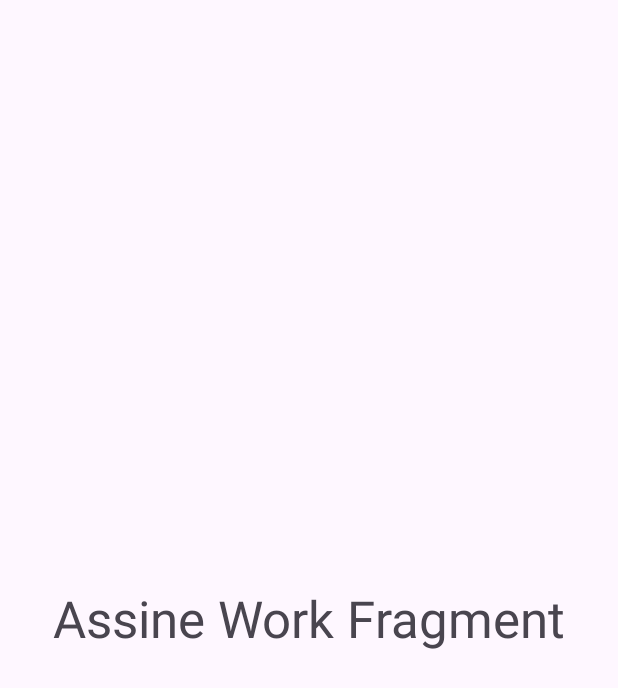
After one commit to abhisheksuman413/Ab-Work-Manager, an Android app: the AssignWorkFragment screen opened through its navigation route, on a phone screen of 412 x 824 dp. The commit adds this screen. Shown: the top 688 px of the screen. Run offline under Robolectric (Android 15) with nearby library versions, the phone set to English and light mode, and no system bars.

Commit message:
Backend Login Page and Design Fragment

```diff
--- a/app/build.gradle.kts
+++ b/app/build.gradle.kts
@@ -46,6 +46,8 @@ dependencies {
     implementation(libs.material)
     implementation(libs.androidx.activity)
     implementation(libs.androidx.constraintlayout)
+    implementation(libs.androidx.navigation.fragment.ktx)
+    implementation(libs.androidx.navigation.ui.ktx)
     testImplementation(libs.junit)
     androidTestImplementation(libs.androidx.junit)
     androidTestImplementation(libs.androidx.espresso.core)
--- a/app/src/main/AndroidManifest.xml
+++ b/app/src/main/AndroidManifest.xml
@@ -12,6 +12,9 @@
         android:supportsRtl="true"
         android:theme="@style/Theme.AbWorkManager"
         tools:targetApi="31">
+        <activity
+            android:name=".EmployeeActivity"
+            android:exported="false" />
         <activity
             android:name=".auth.SignInActivity"
             android:exported="false" />
@@ -28,7 +31,7 @@
             </intent-filter>
         </activity>
         <activity
-            android:name=".MainActivity"
+            android:name=".BossActivity"
             android:exported="true" />
     </application>
 
--- /dev/null
+++ b/app/src/main/java/com/fps69/abworkmanager/BossActivity.kt
@@ -0,0 +1,13 @@
+package com.fps69.abworkmanager
+
+import android.os.Bundle
+import androidx.appcompat.app.AppCompatActivity
+
+class BossActivity : AppCompatActivity() {
+    override fun onCreate(savedInstanceState: Bundle?) {
+        super.onCreate(savedInstanceState)
+
+        setContentView(R.layout.activity_boss)
+
+    }
+}
--- a/app/src/main/java/com/fps69/abworkmanager/MainActivity.kt
+++ b/app/src/main/java/com/fps69/abworkmanager/EmployeeActivity.kt
@@ -6,11 +6,11 @@ import androidx.appcompat.app.AppCompatActivity
 import androidx.core.view.ViewCompat
 import androidx.core.view.WindowInsetsCompat
 
-class MainActivity : AppCompatActivity() {
+class EmployeeActivity : AppCompatActivity() {
     override fun onCreate(savedInstanceState: Bundle?) {
         super.onCreate(savedInstanceState)
         enableEdgeToEdge()
-        setContentView(R.layout.activity_main)
+        setContentView(R.layout.activity_employee)
         ViewCompat.setOnApplyWindowInsetsListener(findViewById(R.id.main)) { v, insets ->
             val systemBars = insets.getInsets(WindowInsetsCompat.Type.systemBars())
             v.setPadding(systemBars.left, systemBars.top, systemBars.right, systemBars.bottom)
--- /dev/null
+++ b/app/src/main/java/com/fps69/abworkmanager/Fragments/AssignWorkFragment.kt
@@ -0,0 +1,29 @@
+package com.fps69.abworkmanager.Fragments
+
+import android.os.Bundle
+import androidx.fragment.app.Fragment
+import android.view.LayoutInflater
+import android.view.View
+import android.view.ViewGroup
+import com.fps69.abworkmanager.R
+
+
+class AssignWorkFragment : Fragment() {
+    // TODO: Rename and change types of parameters
+
+
+    override fun onCreate(savedInstanceState: Bundle?) {
+        super.onCreate(savedInstanceState)
+
+    }
+
+    override fun onCreateView(
+        inflater: LayoutInflater, container: ViewGroup?,
+        savedInstanceState: Bundle?
+    ): View? {
+        // Inflate the layout for this fragment
+        return inflater.inflate(R.layout.fragment_assign_work, container, false)
+    }
+
+
+}
--- /dev/null
+++ b/app/src/main/java/com/fps69/abworkmanager/Fragments/EmployeesFragment.kt
@@ -0,0 +1,37 @@
+package com.fps69.abworkmanager.Fragments
+
+import android.os.Bundle
+import androidx.fragment.app.Fragment
+import android.view.LayoutInflater
+import android.view.View
+import android.view.ViewGroup
+import androidx.navigation.fragment.findNavController
+import com.fps69.abworkmanager.R
+import com.fps69.abworkmanager.databinding.FragmentEmployeesBinding
+
+
+class EmployeesFragment : Fragment() {
+
+    private lateinit var binding: FragmentEmployeesBinding
+
+    override fun onCreate(savedInstanceState: Bundle?) {
+        super.onCreate(savedInstanceState)
+
+    }
+
+    override fun onCreateView(
+        inflater: LayoutInflater, container: ViewGroup?,
+        savedInstanceState: Bundle?
+    ): View? {
+        // Inflate the layout for this fragment
+        binding= FragmentEmployeesBinding.inflate(layoutInflater)
+
+
+         binding.tv1.setOnClickListener {
+             findNavController().navigate(R.id.action_employeesFragment_to_worksFragment)
+         }
+        return binding.root
+    }
+
+
+}
--- a/app/src/main/java/com/fps69/abworkmanager/auth/SignUpActivity.kt
+++ b/app/src/main/java/com/fps69/abworkmanager/auth/SignUpActivity.kt
@@ -49,6 +49,7 @@ class SignUpActivity : AppCompatActivity() {
             }
             tvSignIn.setOnClickListener {
                 startActivity(Intent(this@SignUpActivity,SignInActivity::class.java))
+                finish()
             }
         }
 
--- a/app/src/main/java/com/fps69/abworkmanager/auth/SplashScreenActivity.kt
+++ b/app/src/main/java/com/fps69/abworkmanager/auth/SplashScreenActivity.kt
@@ -4,11 +4,7 @@ import android.content.Intent
 import android.os.Bundle
 import android.os.Handler
 import android.os.Looper
-import androidx.activity.enableEdgeToEdge
 import androidx.appcompat.app.AppCompatActivity
-import androidx.core.view.ViewCompat
-import androidx.core.view.WindowInsetsCompat
-import com.fps69.abworkmanager.MainActivity
 import com.fps69.abworkmanager.R
 
 class SplashScreenActivity : AppCompatActivity() {
--- a/app/src/main/res/layout/activity_main.xml
+++ b/app/src/main/res/layout/activity_boss.xml
@@ -5,15 +5,18 @@
     android:id="@+id/main"
     android:layout_width="match_parent"
     android:layout_height="match_parent"
-    tools:context=".MainActivity">
+    tools:context=".BossActivity">
 
-    <TextView
-        android:layout_width="wrap_content"
-        android:layout_height="wrap_content"
-        android:text="Hello World!"
+
+    <androidx.fragment.app.FragmentContainerView
+        android:id="@+id/fragmentContainerView"
+        android:name="androidx.navigation.fragment.NavHostFragment"
+        android:layout_width="0dp"
+        android:layout_height="0dp"
+        app:defaultNavHost="true"
         app:layout_constraintBottom_toBottomOf="parent"
         app:layout_constraintEnd_toEndOf="parent"
         app:layout_constraintStart_toStartOf="parent"
-        app:layout_constraintTop_toTopOf="parent" />
-
+        app:layout_constraintTop_toTopOf="parent"
+        app:navGraph="@navigation/boss_nav_graph" />
 </androidx.constraintlayout.widget.ConstraintLayout>
--- a/app/src/main/res/layout/activity_sign_in.xml
+++ b/app/src/main/res/layout/activity_sign_in.xml
@@ -96,7 +96,7 @@
         app:layout_constraintTop_toBottomOf="@+id/tvPasswordLL" />
 
     <com.google.android.material.button.MaterialButton
-        android:id="@+id/btnSignUp"
+        android:id="@+id/btnLogin"
         android:layout_width="match_parent"
         android:layout_height="65dp"
         android:layout_marginHorizontal="20.80dp"
@@ -119,7 +119,7 @@
         app:layout_constraintBottom_toBottomOf="parent"
         app:layout_constraintEnd_toEndOf="parent"
         app:layout_constraintStart_toStartOf="parent"
-        app:layout_constraintTop_toBottomOf="@+id/btnSignUp">
+        app:layout_constraintTop_toBottomOf="@+id/btnLogin">
 
         <TextView
             android:layout_width="wrap_content"
--- /dev/null
+++ b/app/src/main/res/layout/fragment_assign_work.xml
@@ -0,0 +1,21 @@
+<?xml version="1.0" encoding="utf-8"?>
+<androidx.constraintlayout.widget.ConstraintLayout xmlns:android="http://schemas.android.com/apk/res/android"
+    xmlns:app="http://schemas.android.com/apk/res-auto"
+    xmlns:tools="http://schemas.android.com/tools"
+    android:layout_width="match_parent"
+    android:layout_height="match_parent"
+    tools:context=".Fragments.AssignWorkFragment">
+
+    <!-- TODO: Update blank fragment layout -->
+    <TextView
+        android:id="@+id/tv3"
+        android:layout_width="wrap_content"
+        android:layout_height="wrap_content"
+        android:text="Assine Work Fragment"
+        android:textSize="34sp"
+        app:layout_constraintBottom_toBottomOf="parent"
+        app:layout_constraintEnd_toEndOf="parent"
+        app:layout_constraintStart_toStartOf="parent"
+        app:layout_constraintTop_toTopOf="parent" />
+
+</androidx.constraintlayout.widget.ConstraintLayout>
--- /dev/null
+++ b/app/src/main/res/navigation/boss_nav_graph.xml
@@ -0,0 +1,31 @@
+<?xml version="1.0" encoding="utf-8"?>
+<navigation xmlns:android="http://schemas.android.com/apk/res/android"
+    xmlns:app="http://schemas.android.com/apk/res-auto"
+    xmlns:tools="http://schemas.android.com/tools"
+    android:id="@+id/boss_nav_graph"
+    app:startDestination="@id/employeesFragment">
+
+    <fragment
+        android:id="@+id/employeesFragment"
+        android:name="com.fps69.abworkmanager.Fragments.EmployeesFragment"
+        android:label="fragment_employees"
+        tools:layout="@layout/fragment_employees" >
+        <action
+            android:id="@+id/action_employeesFragment_to_worksFragment"
+            app:destination="@id/worksFragment" />
+    </fragment>
+    <fragment
+        android:id="@+id/worksFragment"
+        android:name="com.fps69.abworkmanager.Fragments.WorksFragment"
+        android:label="fragment_works"
+        tools:layout="@layout/fragment_works" >
+        <action
+            android:id="@+id/action_worksFragment_to_assignWorkFragment"
+            app:destination="@id/assignWorkFragment" />
+    </fragment>
+    <fragment
+        android:id="@+id/assignWorkFragment"
+        android:name="com.fps69.abworkmanager.Fragments.AssignWorkFragment"
+        android:label="fragment_assign_work"
+        tools:layout="@layout/fragment_assign_work" />
+</navigation>
--- a/app/src/main/res/values/strings.xml
+++ b/app/src/main/res/values/strings.xml
@@ -1,3 +1,5 @@
 <resources>
     <string name="app_name">Ab Work Manager</string>
+    <!-- TODO: Remove or change this placeholder text -->
+    <string name="hello_blank_fragment">Hello blank fragment</string>
 </resources>
--- a/gradle/libs.versions.toml
+++ b/gradle/libs.versions.toml
@@ -9,6 +9,8 @@ appcompat = "1.7.0"
 material = "1.12.0"
 activity = "1.9.1"
 constraintlayout = "2.1.4"
+navigationFragmentKtx = "2.7.7"
+navigationUiKtx = "2.7.7"
 
 [libraries]
 androidx-core-ktx = { group = "androidx.core", name = "core-ktx", version.ref = "coreKtx" }
@@ -19,6 +21,8 @@ androidx-appcompat = { group = "androidx.appcompat", name = "appcompat", version
 material = { group = "com.google.android.material", name = "material", version.ref = "material" }
 androidx-activity = { group = "androidx.activity", name = "activity", version.ref = "activity" }
 androidx-constraintlayout = { group = "androidx.constraintlayout", name = "constraintlayout", version.ref = "constraintlayout" }
+androidx-navigation-fragment-ktx = { group = "androidx.navigation", name = "navigation-fragment-ktx", version.ref = "navigationFragmentKtx" }
+androidx-navigation-ui-ktx = { group = "androidx.navigation", name = "navigation-ui-ktx", version.ref = "navigationUiKtx" }
 
 [plugins]
 android-application = { id = "com.android.application", version.ref = "agp" }
```
Also changed, not shown: app/src/main/java/com/fps69/abworkmanager/Fragments/WorksFragment.kt (added, +41 -0 lines), app/src/main/java/com/fps69/abworkmanager/auth/SignInActivity.kt (+47 -2 lines), app/src/main/res/layout/activity_employee.xml (added, +24 -0 lines), app/src/main/res/layout/fragment_employees.xml (added, +21 -0 lines), app/src/main/res/layout/fragment_works.xml (added, +21 -0 lines).
